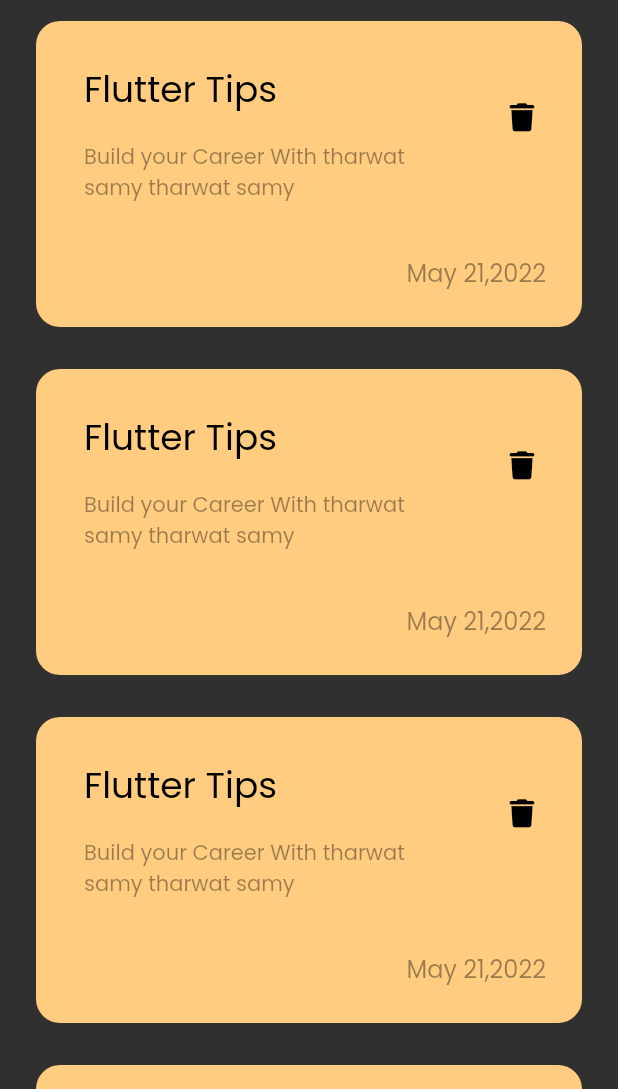
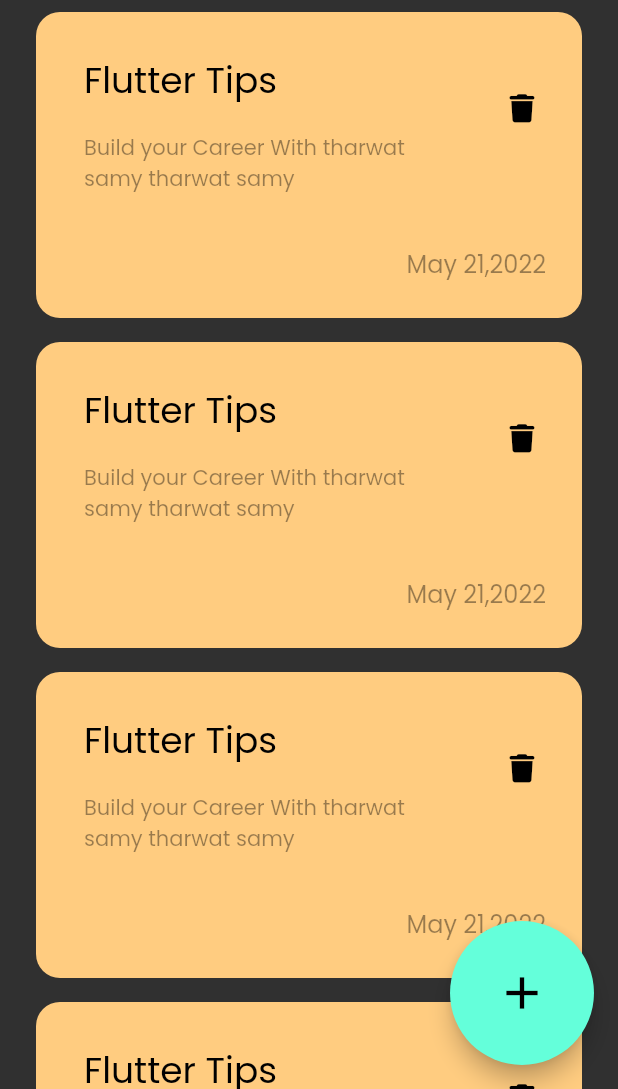
Before and after one commit to sam-emad/Notes-Ul, a Flutter app: the screen it shows after launch, on a phone screen of 412 x 824 dp, the part 147-1236 px from its top. Run offline on Flutter 3.47's test engine with Material 2 defaults, Android fonts, the phone set to English and light mode, and no system bars; our stand-ins replace font_awesome_flutter.

Commit message:
change create floatingActionButton

```diff
--- a/notes_app/lib/views/customs/custom_list_view_ltem.dart
+++ b/notes_app/lib/views/customs/custom_list_view_ltem.dart
@@ -10,7 +10,7 @@ class ListViewltem extends StatelessWidget {
     return ListView.builder(
       itemBuilder: (context, index) {
         return const Padding(
-          padding: EdgeInsets.symmetric(vertical: 14),
+          padding: EdgeInsets.symmetric(vertical: 8),
           child: NotesItem(),
         );
       },
--- a/notes_app/lib/views/notes_viwe.dart
+++ b/notes_app/lib/views/notes_viwe.dart
@@ -7,8 +7,11 @@ class NotesViwe extends StatelessWidget {
 
   @override
   Widget build(BuildContext context) {
-    return const Scaffold(
-      body: NotesViewBody(),
+    return Scaffold(
+     floatingActionButton:
+          FloatingActionButton.large(onPressed: () {}, child: const Icon(Icons.add)),
+
+      body: const NotesViewBody(),
     );
   }
 }
```
